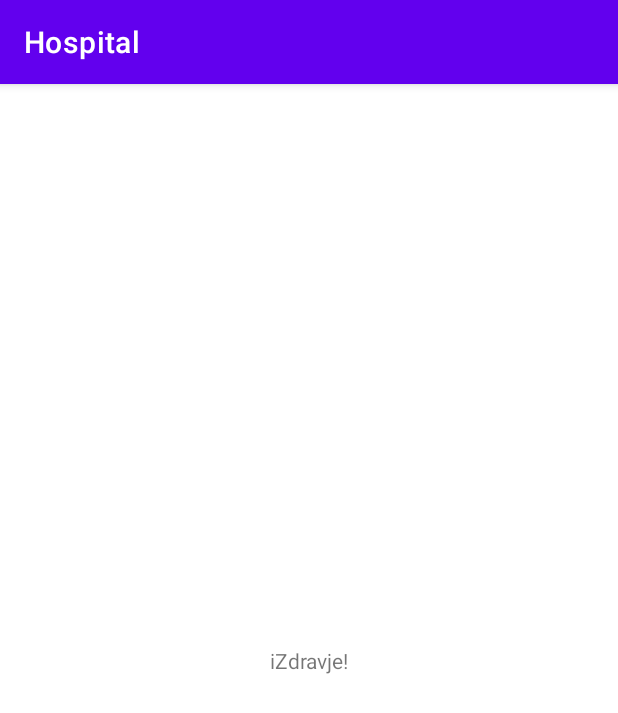
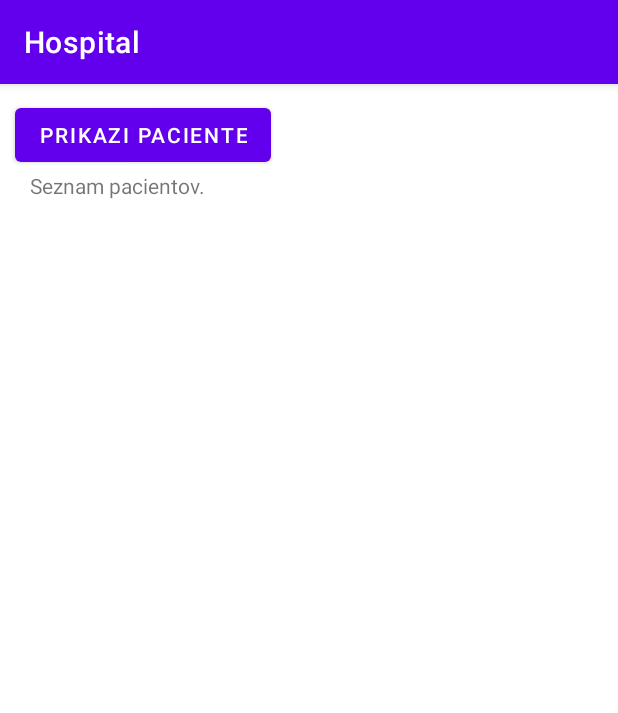
Before and after one commit to urbanjuras/Hospital, an Android app: the screen it shows after launch (MainActivity), on a phone screen of 412 x 824 dp. Shown: the top 713 px of the screen. Run offline under Robolectric (Android 15) with nearby library versions, the phone set to English and light mode, and no system bars; our stand-ins replace Volley.

Commit message:
Prikaz pacienta

```diff
--- a/app/build.gradle
+++ b/app/build.gradle
@@ -36,4 +36,5 @@ dependencies {
     testImplementation 'junit:junit:4.+'
     androidTestImplementation 'androidx.test.ext:junit:1.1.2'
     androidTestImplementation 'androidx.test.espresso:espresso-core:3.3.0'
+    implementation 'com.android.volley:volley:1.1.1'
 }
--- a/app/src/main/AndroidManifest.xml
+++ b/app/src/main/AndroidManifest.xml
@@ -1,7 +1,7 @@
 <?xml version="1.0" encoding="utf-8"?>
 <manifest xmlns:android="http://schemas.android.com/apk/res/android"
     package="com.example.hospital">
-
+    <uses-permission android:name="android.permission.INTERNET" />
     <application
         android:allowBackup="true"
         android:icon="@mipmap/ic_launcher"
--- a/app/src/main/java/com/example/hospital/MainActivity.java
+++ b/app/src/main/java/com/example/hospital/MainActivity.java
@@ -4,11 +4,83 @@ import androidx.appcompat.app.AppCompatActivity;
 
 import android.os.Bundle;
 
+import android.content.Intent;
+import android.os.Bundle;
+import android.text.method.ScrollingMovementMethod;
+import android.util.Log;
+import android.view.View;
+import android.widget.TextView;
+import androidx.appcompat.app.AppCompatActivity;
+import com.android.volley.RequestQueue;
+import com.android.volley.Response;
+import com.android.volley.VolleyError;
+import com.android.volley.toolbox.JsonArrayRequest;
+import com.android.volley.toolbox.Volley;
+import org.json.JSONArray;
+import org.json.JSONException;
+import org.json.JSONObject;
+import java.util.ArrayList;
+
 public class MainActivity extends AppCompatActivity {
+
+    private RequestQueue requestQueue;
+    private TextView osebe;
+    private String url = "https://hospital-is.azurewebsites.net/api/v1/Patient";
 
     @Override
     protected void onCreate(Bundle savedInstanceState) {
         super.onCreate(savedInstanceState);
         setContentView(R.layout.activity_main);
+        requestQueue = Volley.newRequestQueue(getApplicationContext());
+        osebe = (TextView) findViewById(R.id.osebe);
     }
+
+    public  void prikaziOsebe(View view){
+        if (view != null){
+            JsonArrayRequest request = new JsonArrayRequest(url, jsonArrayListener, errorListener);
+            requestQueue.add(request);
+        }
+    }
+
+    private Response.Listener<JSONArray> jsonArrayListener = new Response.Listener<JSONArray>() {
+        @Override
+        public void onResponse(JSONArray response){
+            ArrayList<String> data = new ArrayList<>();
+
+            for (int i = 0; i < response.length(); i++){
+                try {
+                    JSONObject object =response.getJSONObject(i);
+                    String name = object.getString("firstMidName");
+                    String surname = object.getString("lastName");
+                    String enrollmentDate = object.getString("enrollmentDate");
+
+                    data.add(name + " " + surname + " " + enrollmentDate);
+
+                } catch (JSONException e){
+                    e.printStackTrace();
+                    return;
+
+                }
+            }
+
+            osebe.setText("");
+
+
+            for (String row: data){
+                String currentText = osebe.getText().toString();
+                osebe.setText(currentText + "\n\n" + row);
+            }
+
+        }
+
+    };
+
+    private Response.ErrorListener errorListener = new Response.ErrorListener() {
+        @Override
+        public void onErrorResponse(VolleyError error) {
+            Log.d("REST error", error.getMessage());
+        }
+    };
+
+
 }
--- a/app/src/main/res/layout/activity_main.xml
+++ b/app/src/main/res/layout/activity_main.xml
@@ -7,12 +7,30 @@
     tools:context=".MainActivity">
 
     <TextView
+
+        android:id="@+id/osebe"
+        android:layout_width="wrap_content"
+        android:layout_height="0dp"
+        android:layout_marginLeft="20dp"
+        android:layout_marginBottom="10dp"
+        android:text="Seznam pacientov."
+        app:layout_constraintBottom_toBottomOf="parent"
+        app:layout_constraintLeft_toLeftOf="parent"
+        app:layout_constraintTop_toBottomOf="@+id/button"
+        tools:layout_constraintLeft_creator="1"
+        tools:layout_constraintTop_creator="1" />
+
+    <Button
+        android:id="@+id/button"
         android:layout_width="wrap_content"
         android:layout_height="wrap_content"
-        android:text="iZdravje!"
-        app:layout_constraintBottom_toBottomOf="parent"
+        android:layout_marginLeft="10dp"
+        android:layout_marginTop="10dp"
+        android:onClick="prikaziOsebe"
+        android:text="Prikazi paciente"
         app:layout_constraintLeft_toLeftOf="parent"
-        app:layout_constraintRight_toRightOf="parent"
-        app:layout_constraintTop_toTopOf="parent" />
+        app:layout_constraintTop_toTopOf="parent"
+        tools:layout_constraintLeft_creator="1"
+        tools:layout_constraintTop_creator="1" />
 
 </androidx.constraintlayout.widget.ConstraintLayout>
```
